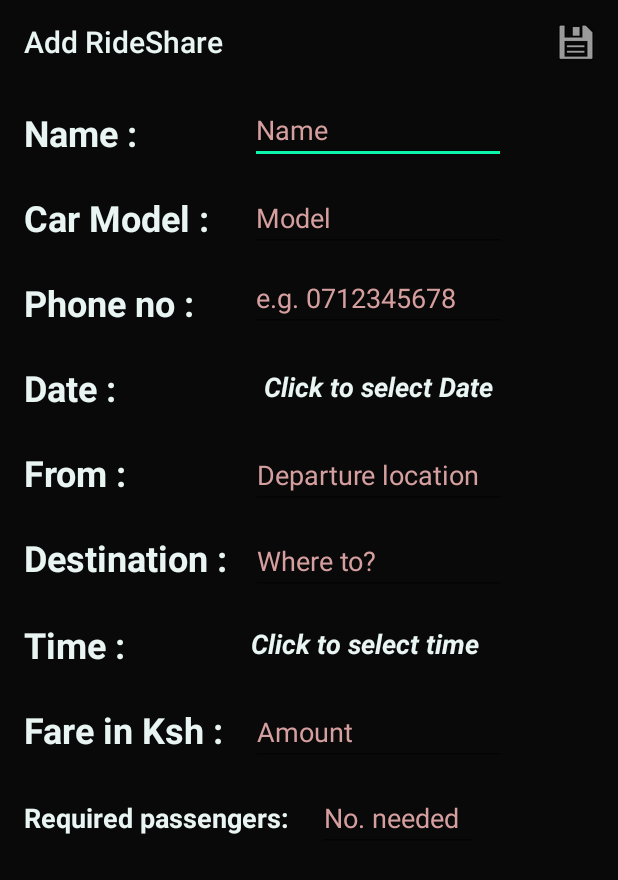
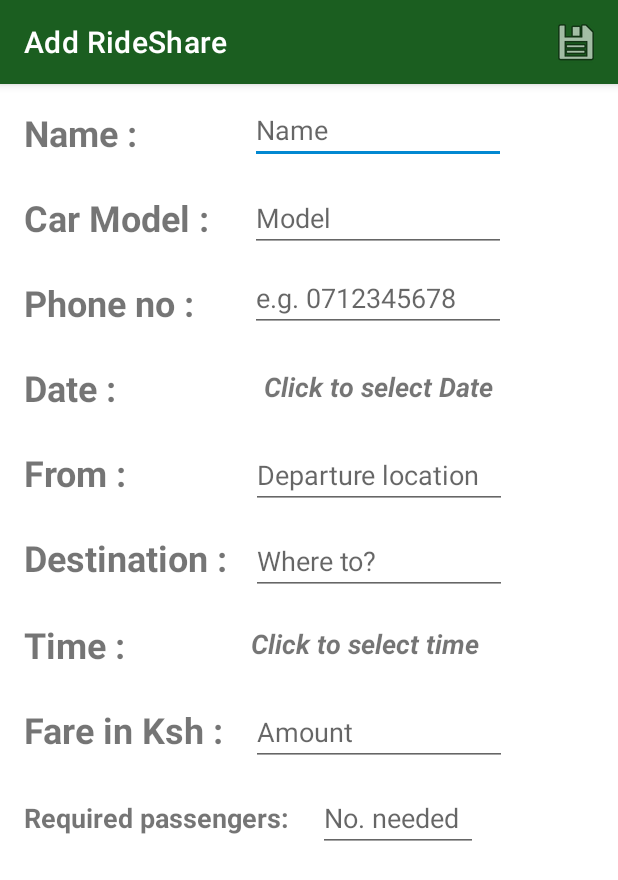
Before and after one commit to AlanDerich/Matatufy, an Android app: the AddRideShare screen opened directly, with no data from a screen before it, on a phone screen of 412 x 824 dp. Shown: the top 880 px of the screen. Run offline under Robolectric (Android 15) with nearby library versions, the phone set to English and light mode, and no system bars; our stand-ins replace Firebase (no records; nobody signed in at launch, a user with empty details on screens opened directly).

Commit message:
minor updates

```diff
--- a/app/src/main/AndroidManifest.xml
+++ b/app/src/main/AndroidManifest.xml
@@ -15,7 +15,7 @@
         android:label="@string/app_name"
         android:roundIcon="@mipmap/ic_my_launcher_round"
         android:supportsRtl="true"
-        android:theme="@style/AppThemeBase">
+        android:theme="@style/Theme.TipTime">
         <meta-data
             android:name="com.google.android.gms.ads.APPLICATION_ID"
             android:value="ca-app-pub-5255941258844848~4812516122"/>
--- a/app/src/main/java/com/derich/matatufy/AddRideShare.java
+++ b/app/src/main/java/com/derich/matatufy/AddRideShare.java
@@ -86,7 +86,7 @@ public class AddRideShare extends AppCompatActivity {
                 Calendar mCurrentTime = Calendar.getInstance();
                 int hour = mCurrentTime.get(Calendar.HOUR_OF_DAY);
                 int minute = mCurrentTime.get(Calendar.MINUTE);
-                TimePickerDialog mTimePicker = new TimePickerDialog(AddRideShare.this,R.style.DatePickerTheme, new TimePickerDialog.OnTimeSetListener() {
+                TimePickerDialog mTimePicker = new TimePickerDialog(AddRideShare.this, new TimePickerDialog.OnTimeSetListener() {
                     @Override
                     public void onTimeSet(TimePicker timePicker, int selectedHour, int selectedMinute) {
                         et_time.setText(String.format("%02d",selectedHour) + " : " +String.format("%02d",selectedMinute));
@@ -112,7 +112,7 @@ public class AddRideShare extends AppCompatActivity {
                         SimpleDateFormat sdf = new SimpleDateFormat(format, Locale.US);et_date.setText(sdf.format(mDate.getTime()));
                     }
                 };
-                new DatePickerDialog(AddRideShare.this,R.style.DatePickerTheme,date,mDate.get(Calendar.YEAR),mDate.get(Calendar.MONTH),mDate.get(Calendar.DAY_OF_MONTH)).show();
+                new DatePickerDialog(AddRideShare.this,date,mDate.get(Calendar.YEAR),mDate.get(Calendar.MONTH),mDate.get(Calendar.DAY_OF_MONTH)).show();
             }
         });
 
--- /dev/null
+++ b/app/src/main/java/com/derich/matatufy/Fragments/StagesListAdapter.java
@@ -0,0 +1,4 @@
+package com.derich.matatufy.Fragments;
+
+public class StagesListAdapter {
+}
--- a/app/src/main/java/com/derich/matatufy/RequestsAdapter.java
+++ b/app/src/main/java/com/derich/matatufy/RequestsAdapter.java
@@ -105,7 +105,7 @@ public class RequestsAdapter extends RecyclerView.Adapter<RequestsAdapter.ViewHo
         holder.btnApprove.setOnClickListener(new View.OnClickListener() {
             @Override
             public void onClick(View v) {
-                AlertDialog.Builder builderSelect = new AlertDialog.Builder(mContext,R.style.AlertDialogStyle);
+                AlertDialog.Builder builderSelect = new AlertDialog.Builder(mContext);
                 builderSelect.setTitle("APPROVE");
                 builderSelect.setMessage("Are you sure you want to approve the passenger to join your rideshare?");
                 builderSelect.setCancelable(false);
@@ -164,7 +164,7 @@ public class RequestsAdapter extends RecyclerView.Adapter<RequestsAdapter.ViewHo
         holder.btnDelete.setOnClickListener(new View.OnClickListener() {
             @Override
             public void onClick(View v) {
-                AlertDialog.Builder builderSelect = new AlertDialog.Builder(mContext,R.style.AlertDialogStyle);
+                AlertDialog.Builder builderSelect = new AlertDialog.Builder(mContext);
                 builderSelect.setTitle("DECLINE");
                 builderSelect.setMessage("Are you sure you want to decline the passenger to join your rideshare?");
                 builderSelect.setCancelable(false);
--- a/app/src/main/java/com/derich/matatufy/RideShareMoreInfo.java
+++ b/app/src/main/java/com/derich/matatufy/RideShareMoreInfo.java
@@ -8,7 +8,6 @@ import androidx.recyclerview.widget.RecyclerView;
 import android.app.AlertDialog;
 import android.content.DialogInterface;
 import android.content.Intent;
-import android.graphics.Color;
 import android.net.Uri;
 import android.os.Bundle;
 import android.text.InputType;
@@ -174,19 +173,18 @@ private Button bookRide;
             public void onClick(View v) {
                 FirebaseUser mUser = FirebaseAuth.getInstance().getCurrentUser();
                 final String userEmail = mUser.getEmail();
-                AlertDialog.Builder builderSelect = new AlertDialog.Builder(RideShareMoreInfo.this,R.style.AlertDialogStyle);
+                AlertDialog.Builder builderSelect = new AlertDialog.Builder(RideShareMoreInfo.this);
                 builderSelect.setTitle("Book Ride");
                 builderSelect.setMessage("Do you want to book a seat on the rideshare ?");
                 builderSelect.setCancelable(false);
                 builderSelect.setPositiveButton("Yes", new DialogInterface.OnClickListener() {
                     @Override
                     public void onClick(DialogInterface dialog, int which) {
-                        androidx.appcompat.app.AlertDialog.Builder builder = new androidx.appcompat.app.AlertDialog.Builder(RideShareMoreInfo.this,R.style.AlertDialogStyle);
+                        androidx.appcompat.app.AlertDialog.Builder builder = new androidx.appcompat.app.AlertDialog.Builder(RideShareMoreInfo.this);
                         builder.setTitle("Phone Number");
 
 // Set up the input
                         final EditText input = new EditText(RideShareMoreInfo.this);
-                        input.setTextColor(Color.parseColor("#0BF5AB"));
 // Specify the type of input expected; this, for example, sets the input as a password, and will mask the text
                         input.setInputType(InputType.TYPE_CLASS_NUMBER);
                         builder.setView(input);
--- /dev/null
+++ b/app/src/main/res/values-night/themes.xml
@@ -0,0 +1,16 @@
+<resources xmlns:tools="http://schemas.android.com/tools">
+    <!-- Application theme for dark theme. -->
+    <style name="Theme.TipTime" parent="Theme.MaterialComponents.DayNight.DarkActionBar">
+        <!-- Primary brand color. -->
+        <item name="colorPrimary">@color/green_light</item>
+        <item name="colorPrimaryVariant">@color/green</item>
+        <item name="colorOnPrimary">@color/black</item>
+        <!-- Secondary brand color. -->
+        <item name="colorSecondary">@color/blue_light</item>
+        <item name="colorSecondaryVariant">@color/blue_light</item>
+        <item name="colorOnSecondary">@color/black</item>
+        <!-- Status bar color. -->
+        <item name="android:statusBarColor" tools:targetApi="l">?attr/colorPrimaryVariant</item>
+        <!-- Customize your theme here. -->
+    </style>
+</resources>
--- a/app/src/main/res/values/colors.xml
+++ b/app/src/main/res/values/colors.xml
@@ -1,5 +1,20 @@
 <?xml version="1.0" encoding="utf-8"?>
 <resources>
+    <color name="purple_200">#FFBB86FC</color>
+    <color name="purple_500">#FF6200EE</color>
+    <color name="purple_700">#FF3700B3</color>
+    <color name="teal_200">#FF03DAC5</color>
+    <color name="teal_700">#FF018786</color>
+    <color name="black">#FF000000</color>
+    <color name="white">#FFFFFFFF</color>
+
+    <color name="green">#1B5E20</color>
+    <color name="green_dark">#003300</color>
+    <color name="green_light">#A5D6A7</color>
+    <color name="blue">#0288D1</color>
+    <color name="blue_dark">#005B9F</color>
+    <color name="blue_light">#81D4FA</color>
+
     <color name="colorPrimary">#D4ECE9</color>
     <color name="colorPrimaryDark">#00574B</color>
     <color name="colorPrimaryBackgroundDark">#090909</color>
@@ -7,4 +22,5 @@
     <color name="defaultTextColor">#ffffff</color>
     <color name="colorAccent">#FAF2F5</color>
     <color name="grey_300">#E0E0E0</color>
+
 </resources>
--- a/app/src/main/res/values/styles.xml
+++ b/app/src/main/res/values/styles.xml
@@ -27,19 +27,19 @@
         <item name="editTextColor">@color/colorPrimaryWhite</item>
     </style>
 
-    <style name="AlertDialogStyle" parent="Theme.AppCompat.Light.Dialog.Alert">
-        <item name="android:colorAccent">#D4FFF7</item>
-        <item name="android:textColor">#E9F5F2</item>
-        <item name="android:textColorPrimary">#E9F5F2</item>
-        <item name="android:textColorAlertDialogListItem">#E9F5F2</item>
-    </style>
-    <style name="et" parent="@android:style/Widget.EditText">
-        <item name="android:textColor">@color/colorPrimaryWhite</item>
-    </style>
-    <style name="DatePickerTheme" parent="Theme.AppCompat.Light.Dialog">
-        <item name="android:colorAccent">#7177EC</item>
-        <item name="android:textColor">#7177EC</item>
-        <item name="android:textColorPrimary">#7177EC</item>
-    </style>
+<!--    <style name="AlertDialogStyle" parent="Theme.AppCompat.Light.Dialog.Alert">-->
+<!--        <item name="android:colorAccent">#D4FFF7</item>-->
+<!--        <item name="android:textColor">#E9F5F2</item>-->
+<!--        <item name="android:textColorPrimary">#E9F5F2</item>-->
+<!--        <item name="android:textColorAlertDialogListItem">#E9F5F2</item>-->
+<!--    </style>-->
+<!--    <style name="et" parent="@android:style/Widget.EditText">-->
+<!--        <item name="android:textColor">@color/colorPrimaryWhite</item>-->
+<!--    </style>-->
+<!--    <style name="DatePickerTheme" parent="Theme.AppCompat.Light.Dialog">-->
+<!--        <item name="android:colorAccent">#7177EC</item>-->
+<!--        <item name="android:textColor">#7177EC</item>-->
+<!--        <item name="android:textColorPrimary">#7177EC</item>-->
+<!--    </style>-->
     <color name="blue_500">#7177EC</color>
 </resources>
--- /dev/null
+++ b/app/src/main/res/values/themes.xml
@@ -0,0 +1,16 @@
+<resources xmlns:tools="http://schemas.android.com/tools">
+    <!-- Base application theme. -->
+    <style name="Theme.TipTime" parent="Theme.MaterialComponents.DayNight.DarkActionBar">
+        <!-- Primary brand color. -->
+        <item name="colorPrimary">@color/green</item>
+        <item name="colorPrimaryVariant">@color/green_dark</item>
+        <item name="colorOnPrimary">@color/white</item>
+        <!-- Secondary brand color. -->
+        <item name="colorSecondary">@color/blue</item>
+        <item name="colorSecondaryVariant">@color/blue_dark</item>
+        <item name="colorOnSecondary">@color/black</item>
+        <!-- Status bar color. -->
+        <item name="android:statusBarColor" tools:targetApi="l">?attr/colorPrimaryVariant</item>
+        <!-- Customize your theme here. -->
+    </style>
+</resources>
```
Also changed, not shown: app/src/main/java/com/derich/matatufy/Fragments/Profile.java (+17 -14 lines), app/src/main/java/com/derich/matatufy/Fragments/RideShare.java (+13 -13 lines), app/src/main/java/com/derich/matatufy/Fragments/Stages.java (+6 -9 lines), app/src/main/java/com/derich/matatufy/Fragments/StagesListFragment.java (added, +53 -0 lines), app/src/main/res/layout/fragment_stages_list.xml (added, +14 -0 lines).
